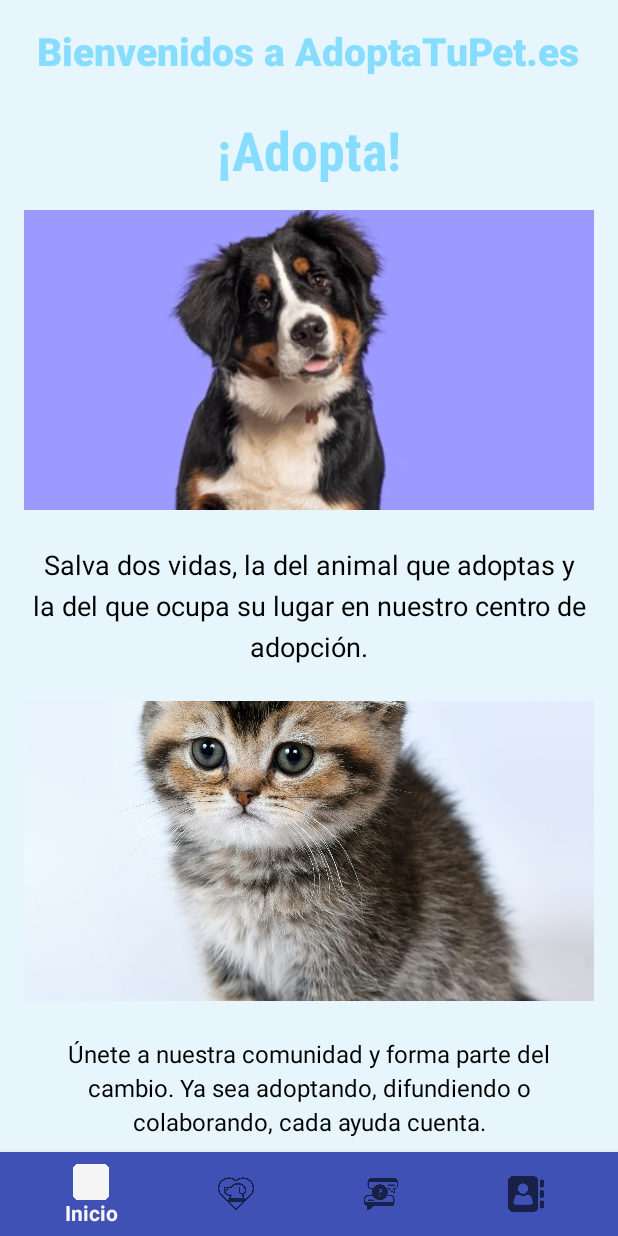
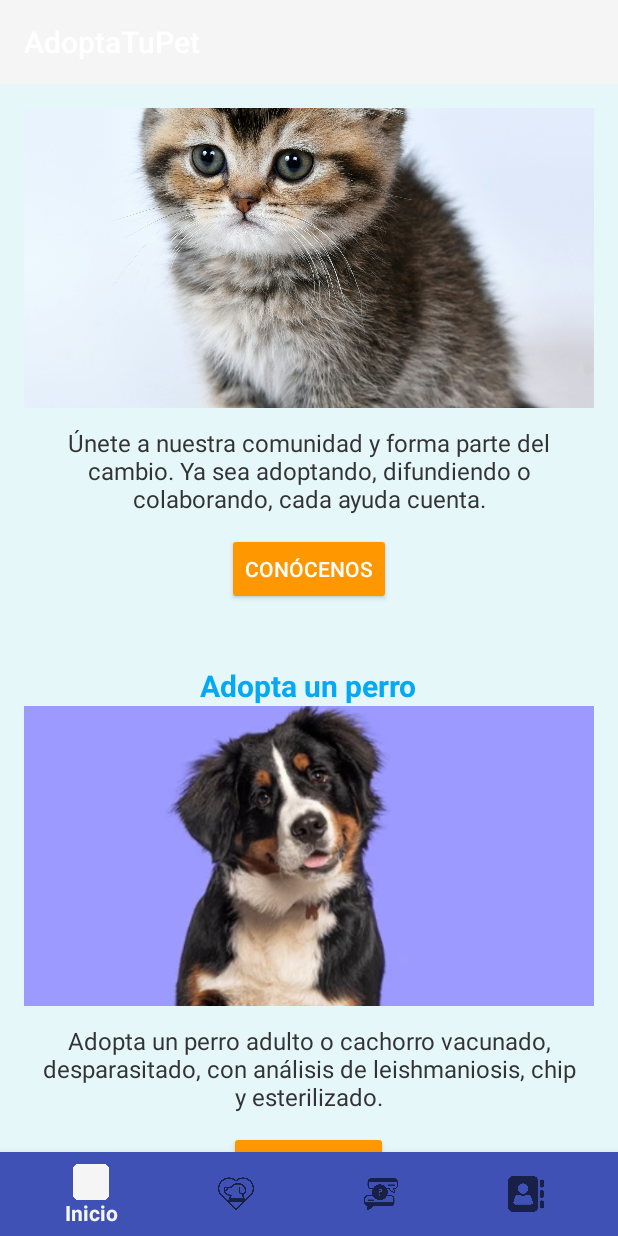
Before and after one commit to JesusRO0/AdoptaTuPetApp, an Android app built with Jetpack Compose: the screen it shows after launch (MainActivity), on a phone screen of 412 x 824 dp. Run offline under Robolectric (Android 15) with nearby library versions, the phone set to English and light mode, and no system bars.

Commit message:
Boton de entrar y arreglo de menus

```diff
--- a/app/src/main/java/com/example/adoptatupet/fragments/HomeFragment.java
+++ b/app/src/main/java/com/example/adoptatupet/fragments/HomeFragment.java
@@ -5,16 +5,14 @@ import android.view.LayoutInflater;
 import android.view.View;
 import android.view.ViewGroup;
 import android.widget.Button;
-
+import com.google.android.material.bottomnavigation.BottomNavigationView;
 import androidx.fragment.app.Fragment;
-import androidx.fragment.app.FragmentTransaction;
-
 import com.example.adoptatupet.R;
 
 public class HomeFragment extends Fragment {
 
     public HomeFragment() {
-        // Requiere un constructor vacío
+        // Constructor vacío
     }
 
     @Override
@@ -23,26 +21,29 @@ public class HomeFragment extends Fragment {
         // Infla el layout para este fragmento
         View rootView = inflater.inflate(R.layout.fragment_home, container, false);
 
-        // Encuentra el botón VER PERROS usando su ID
-        Button verPerrosButton = rootView.findViewById(R.id.ver_perros_button); // Asegúrate de que este ID sea el correcto
+        Button conocenosButton = rootView.findViewById(R.id.conocenos_button);
+
+        conocenosButton.setOnClickListener(new View.OnClickListener() {
+            @Override
+            public void onClick(View v) {
+                // Cambia manualmente el ítem seleccionado del BottomNavigationView
+                BottomNavigationView bottomNavigationView = requireActivity().findViewById(R.id.bottomNavigationView);
+                bottomNavigationView.setSelectedItemId(R.id.nav_contacto);
+            }
+        });
+
 
         // Agrega el OnClickListener para que navegue a AdoptaFragment
+        Button verPerrosButton = rootView.findViewById(R.id.ver_perros_button);
+
         verPerrosButton.setOnClickListener(new View.OnClickListener() {
             @Override
             public void onClick(View v) {
-                // Crea una nueva instancia del fragmento AdoptaFragment
-                AdoptaFragment adoptaFragment = new AdoptaFragment();
-
-                // Obtén el FragmentTransaction y realiza el reemplazo
-                FragmentTransaction transaction = requireActivity().getSupportFragmentManager().beginTransaction(); // Usamos requireActivity()
-
-                // Reemplaza el fragmento actual con AdoptaFragment en el contenedor correcto
-                transaction.replace(R.id.nav_host_fragment, adoptaFragment); // Usamos nav_host_fragment aquí
-                transaction.addToBackStack(null); // Añadir la transacción al back stack para que se pueda volver
-                transaction.commit(); // Ejecuta la transacción
+                // Cambia manualmente el item seleccionado del BottomNavigationView
+                BottomNavigationView bottomNavigationView = requireActivity().findViewById(R.id.bottomNavigationView);
+                bottomNavigationView.setSelectedItemId(R.id.nav_adopta);
             }
         });
-
         return rootView; // Devuelve la vista inflada
     }
 }
--- /dev/null
+++ b/app/src/main/res/drawable/circle_background.xml
@@ -0,0 +1,4 @@
+<shape xmlns:android="http://schemas.android.com/apk/res/android"
+    android:shape="oval">
+    <solid android:color="@android:color/white" />
+</shape>
--- a/app/src/main/res/layout/activity_main.xml
+++ b/app/src/main/res/layout/activity_main.xml
@@ -1,18 +1,35 @@
 <?xml version="1.0" encoding="utf-8"?>
-<androidx.coordinatorlayout.widget.CoordinatorLayout xmlns:android="http://schemas.android.com/apk/res/android"
+<androidx.drawerlayout.widget.DrawerLayout xmlns:android="http://schemas.android.com/apk/res/android"
     xmlns:app="http://schemas.android.com/apk/res-auto"
     xmlns:tools="http://schemas.android.com/tools"
+    android:id="@+id/drawer_layout"
     android:layout_width="match_parent"
     android:layout_height="match_parent"
     tools:context=".MainActivity">
+
+    <!-- Contenido principal -->
+    <androidx.coordinatorlayout.widget.CoordinatorLayout
+        android:layout_width="match_parent"
+        android:layout_height="match_parent">
+
+        <!-- Toolbar con icono de menú (hamburguesa) -->
+        <androidx.appcompat.widget.Toolbar
+            android:id="@+id/toolbar"
+            android:layout_width="match_parent"
+            android:layout_height="?attr/actionBarSize"
+            android:background="?attr/colorPrimary"
+            android:theme="@style/ThemeOverlay.AppCompat.Dark.ActionBar"
+            app:popupTheme="@style/ThemeOverlay.AppCompat.Light"
+            app:title="AdoptaTuPet" />
 
         <!-- Contenedor principal donde se mostrarán los fragmentos -->
         <androidx.fragment.app.FragmentContainerView
             android:id="@+id/nav_host_fragment"
             android:layout_width="match_parent"
             android:layout_height="match_parent"
+            android:layout_marginTop="?attr/actionBarSize"
             app:defaultNavHost="true"
-        app:navGraph="@navigation/nav_graph" /> <!-- Aquí se maneja la navegación si usas el NavController -->
+            app:navGraph="@navigation/nav_graph" />
 
         <!-- Bottom Navigation -->
         <com.google.android.material.bottomnavigation.BottomNavigationView
@@ -22,5 +39,16 @@
             android:layout_gravity="bottom"
             android:background="#3F51B5"
             app:menu="@menu/bottom_nav_menu" />
+    </androidx.coordinatorlayout.widget.CoordinatorLayout>
 
-</androidx.coordinatorlayout.widget.CoordinatorLayout>
+    <!-- Menú lateral (Navigation Drawer) -->
+    <com.google.android.material.navigation.NavigationView
+        android:id="@+id/navigation_view"
+        android:layout_width="wrap_content"
+        android:layout_height="match_parent"
+        android:layout_gravity="start"
+        android:fitsSystemWindows="true"
+        app:menu="@menu/drawer_menu"
+        app:headerLayout="@layout/nav_header" />
+
+</androidx.drawerlayout.widget.DrawerLayout>
--- a/app/src/main/res/layout/fragment_home.xml
+++ b/app/src/main/res/layout/fragment_home.xml
@@ -2,137 +2,87 @@
 <ScrollView xmlns:android="http://schemas.android.com/apk/res/android"
     android:layout_width="match_parent"
     android:layout_height="match_parent"
-    android:background="#E7F6FC"
+    android:background="#E6F7FA"
     android:padding="16dp">
 
 <LinearLayout
 android:layout_width="match_parent"
 android:layout_height="wrap_content"
 android:orientation="vertical"
-        android:gravity="center_horizontal"
-        android:paddingBottom="16dp">
+android:gravity="center_horizontal">
 
-        <!-- Título principal -->
+<!-- Imagen del gatito -->
+<ImageView
+    android:layout_width="match_parent"
+    android:layout_height="200dp"
+    android:scaleType="centerCrop"
+    android:src="@drawable/gato_1" />
+
+<!-- Texto de bienvenida -->
 <TextView
     android:layout_width="wrap_content"
     android:layout_height="wrap_content"
-            android:text="Bienvenidos a AdoptaTuPet.es"
-            android:textSize="26sp"
-            android:textColor="#87DDFF"
-            android:textStyle="bold"
-            android:layout_marginBottom="24dp"
-            android:fontFamily="sans-serif-medium"/>
+    android:text="Únete a nuestra comunidad y forma parte del cambio. Ya sea adoptando, difundiendo o colaborando, cada ayuda cuenta."
+    android:textAlignment="center"
+    android:padding="12dp"
+    android:textSize="16sp"
+    android:textColor="#333" />
 
-        <!-- Subtítulo -->
-        <TextView
-            android:id="@+id/home_title"
+<!-- Botón CONÓCENOS -->
+<Button
+    android:id="@+id/conocenos_button"
     android:layout_width="wrap_content"
     android:layout_height="wrap_content"
-            android:text="¡Adopta!"
-            android:textColor="#87DDFF"
-            android:textSize="36sp"
-            android:textStyle="bold"
-            android:layout_marginBottom="16dp"
-            android:fontFamily="sans-serif-condensed"/>
+    android:text="CONÓCENOS"
+    android:backgroundTint="#FF9800"
+    android:textColor="#FFF"
+    android:layout_marginBottom="20dp" />
 
-        <!-- Imagen de un perro -->
-        <ImageView
-            android:layout_width="match_parent"
-            android:layout_height="200dp"
-            android:src="@drawable/perro_1"
-            android:scaleType="centerCrop"
-            android:layout_marginBottom="24dp"
-            android:layout_gravity="center" />
-
-        <!-- Descripción -->
-        <TextView
-            android:id="@+id/home_description"
-            android:layout_width="match_parent"
-            android:layout_height="wrap_content"
-            android:text="Salva dos vidas, la del animal que adoptas y la del que ocupa su lugar en nuestro centro de adopción."
-            android:textColor="#000000"
-            android:textSize="18sp"
-            android:gravity="center"
-            android:lineSpacingExtra="6dp"
-            android:textAlignment="center"
-            android:layout_marginBottom="24dp"/>
-
-        <!-- Imagen de un gato -->
-        <ImageView
-            android:layout_width="match_parent"
-            android:layout_height="200dp"
-            android:src="@drawable/gato_1"
-            android:scaleType="centerCrop"
-            android:layout_marginBottom="24dp"
-            android:layout_gravity="center" />
-
-        <!-- Texto adicional -->
-        <TextView
-            android:layout_width="match_parent"
-            android:layout_height="wrap_content"
-            android:text="Únete a nuestra comunidad y forma parte del cambio. Ya sea adoptando, difundiendo o colaborando, cada ayuda cuenta."
-            android:textColor="#000000"
-            android:textSize="16sp"
-            android:gravity="center"
-            android:lineSpacingExtra="4dp"
-            android:layout_marginBottom="32dp"/>
-
-        <!-- Botón -->
-        <Button
-            android:layout_width="wrap_content"
-            android:layout_height="wrap_content"
-            android:text="Conócenos"
-            android:backgroundTint="#ED7F05"
-            android:textColor="#FFFFFF"
-            android:textSize="16sp"
-            android:padding="12dp"
-            android:layout_marginBottom="24dp"
-            android:layout_gravity="center"/>
-
-        <!-- Nuevo Título de "Adopta un perro" -->
+<!-- Título sección perros -->
 <TextView
     android:layout_width="wrap_content"
     android:layout_height="wrap_content"
     android:text="Adopta un perro"
-            android:textSize="24sp"
-            android:textColor="#87DDFF"
     android:textStyle="bold"
-            android:layout_marginBottom="16dp"
-            android:fontFamily="sans-serif-medium"/>
+    android:textSize="20sp"
+    android:textColor="#03A9F4"
+    android:layout_marginTop="20dp" />
 
-        <!-- Imagen del nuevo perro -->
+<!-- Imagen perros -->
 <ImageView
     android:layout_width="match_parent"
     android:layout_height="200dp"
-            android:src="@drawable/perro_2"
     android:scaleType="centerCrop"
-            android:layout_marginBottom="16dp"
-            android:layout_gravity="center" />
+    android:src="@drawable/perro_1" />
 
-        <!-- Descripción de adopción -->
+<!-- Descripción -->
 <TextView
-            android:layout_width="match_parent"
+    android:layout_width="wrap_content"
     android:layout_height="wrap_content"
-            android:text="Al adoptar un perro adulto o un cachorro en AdoptaTuPet, te lo llevarás a casa vacunado, desparasitado, con análisis de leishmaniosis, con chip y esterilizado."
-            android:textColor="#000000"
+    android:text="Adopta un perro adulto o cachorro vacunado, desparasitado, con análisis de leishmaniosis, chip y esterilizado."
+    android:textAlignment="center"
+    android:padding="12dp"
     android:textSize="16sp"
-            android:gravity="center"
-            android:lineSpacingExtra="4dp"
-            android:layout_marginBottom="24dp"/>
+    android:textColor="#333" />
 
-        <!-- Botón para ver perros -->
+<!-- Botón VER PERROS -->
 <Button
     android:id="@+id/ver_perros_button"
     android:layout_width="wrap_content"
     android:layout_height="wrap_content"
     android:text="VER PERROS"
-            android:backgroundTint="#ED7F05"
-            android:textColor="#FFFFFF"
-            android:textSize="16sp"
-            android:padding="12dp"
-            android:layout_gravity="center"
+    android:backgroundTint="#FF9800"
+    android:textColor="#FFF"
+    android:layout_marginBottom="20dp" />
+
+<!-- 🔐 Botón nuevo: ENTRAR -->
+<Button
+    android:id="@+id/entrar_button"
+    android:layout_width="wrap_content"
+    android:layout_height="wrap_content"
+    android:text="ENTRAR"
+    android:backgroundTint="#4CAF50"
+    android:textColor="#FFF"
     android:layout_marginBottom="80dp" />
-
 </LinearLayout>
-
     </ScrollView>
--- /dev/null
+++ b/app/src/main/res/layout/nav_header.xml
@@ -0,0 +1,30 @@
+<?xml version="1.0" encoding="utf-8"?>
+<LinearLayout xmlns:android="http://schemas.android.com/apk/res/android"
+    android:layout_width="match_parent"
+    android:layout_height="180dp"
+    android:background="@color/purple_700"
+    android:gravity="bottom"
+    android:orientation="vertical"
+    android:padding="16dp">
+
+    <ImageView
+        android:id="@+id/nav_header_image"
+        android:layout_width="72dp"
+        android:layout_height="72dp"
+        android:layout_gravity="center_horizontal"
+        android:src="@drawable/ic_launcher_foreground"
+        android:contentDescription="@string/app_name"
+        android:background="@drawable/circle_background"
+        android:padding="8dp" />
+
+    <TextView
+        android:id="@+id/nav_header_title"
+        android:layout_width="wrap_content"
+        android:layout_height="wrap_content"
+        android:layout_marginTop="8dp"
+        android:layout_gravity="center_horizontal"
+        android:text="¡Bienvenido!"
+        android:textColor="@android:color/white"
+        android:textSize="18sp"
+        android:textStyle="bold" />
+</LinearLayout>
--- /dev/null
+++ b/app/src/main/res/menu/drawer_menu.xml
@@ -0,0 +1,7 @@
+<?xml version="1.0" encoding="utf-8"?>
+<menu xmlns:android="http://schemas.android.com/apk/res/android">
+    <item
+        android:id="@+id/nav_login"
+        android:title="Entrar"
+        android:icon="@drawable/logo" />
+</menu>
```
Lines whose indentation alone changed are shown as unchanged.
